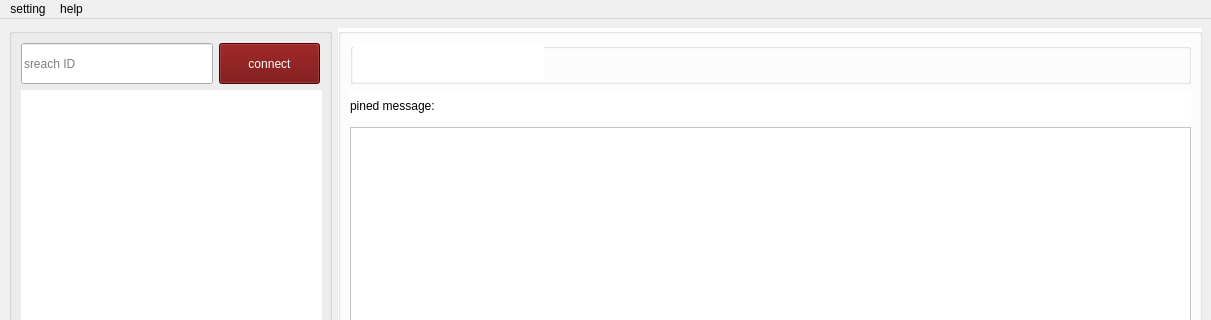
Before: the Qt Designer form chatroom.ui in Pourya231/converso, drawn with Qt 5; both pictures show x 0 to 1211 and y 0 to 320 of the 1211 by 729 pixel window.
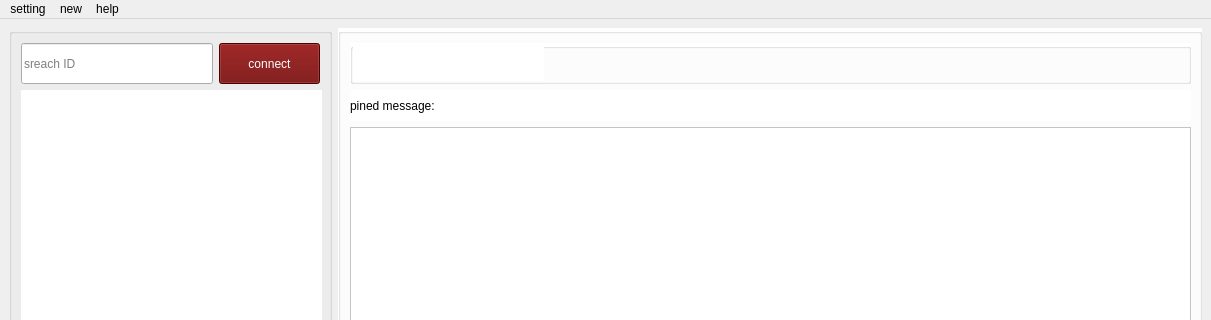
After: the same form once the commit is applied. Icons and pictures are not drawn.

What changed in the file:
```diff
--- a/chatroom.ui
+++ b/chatroom.ui
@@ -590,7 +590,15 @@
     <addaction name="actioncontact_us"/>
     <addaction name="actionAboutUs"/>
    </widget>
+   <widget class="QMenu" name="menunew">
+    <property name="title">
+     <string>new</string>
+    </property>
+    <addaction name="actiongroup"/>
+    <addaction name="actionchannel"/>
+   </widget>
    <addaction name="menusetting"/>
+   <addaction name="menunew"/>
    <addaction name="menuabout"/>
   </widget>
   <action name="actioncontact_us">
```
Left out of the diff: 10 changed lines with no effect on the pictures.
